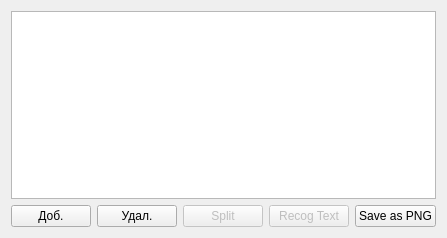
This is MapVectorization/map-app/layersviewer.ui in YulyIllarionov/MapVectorization as Qt 5 draws it before an edit. The edited form follows.
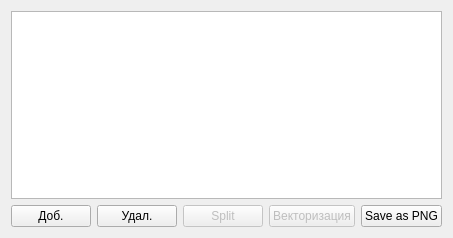
This is the edited form.

Commit message: Добавлена кнопка, сделан вызов распознавания(не работает), в base_types вернул функцию в private

Diff of the .ui file:
```diff
--- a/MapVectorization/map-app/layersviewer.ui
+++ b/MapVectorization/map-app/layersviewer.ui
@@ -6,7 +6,7 @@
    <rect>
     <x>0</x>
     <y>0</y>
-    <width>419</width>
+    <width>426</width>
     <height>238</height>
    </rect>
   </property>
@@ -49,7 +49,7 @@
         <bool>false</bool>
        </property>
        <property name="text">
-        <string>Recog Text</string>
+        <string>Векторизация</string>
        </property>
       </widget>
      </item>
```
Left out of the diff: 2 changed lines with no effect on the pictures. The commit also changes 4 other files.
